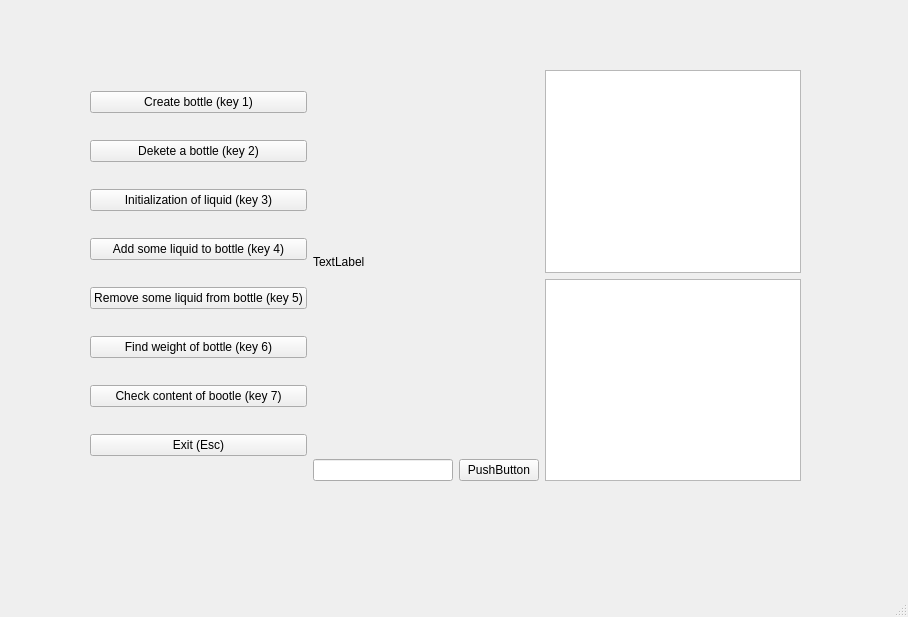
Old version of the form testqt/mainwindow.ui in the repository DroidFDV/qtTests.
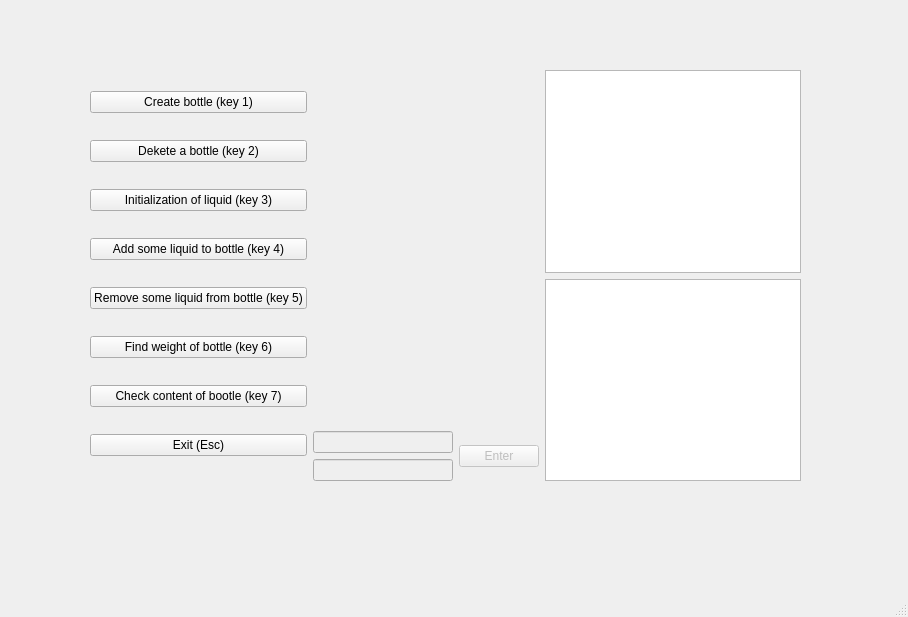
New version of the form.

```diff
--- a/testqt/mainwindow.ui
+++ b/testqt/mainwindow.ui
@@ -101,21 +101,43 @@
        <item>
         <widget class="QLabel" name="label">
          <property name="text">
-          <string>TextLabel</string>
+          <string/>
          </property>
         </widget>
        </item>
        <item>
         <layout class="QHBoxLayout" name="horizontalLayout_2">
          <item>
-          <widget class="QLineEdit" name="lineEdit"/>
+          <layout class="QVBoxLayout" name="verticalLayout_4">
+           <item>
+            <widget class="QLineEdit" name="inputLine">
+             <property name="enabled">
+              <bool>false</bool>
+             </property>
+            </widget>
+           </item>
+           <item>
+            <widget class="QLineEdit" name="inputLine2">
+             <property name="enabled">
+              <bool>false</bool>
+             </property>
+            </widget>
+           </item>
+          </layout>
          </item>
          <item>
-          <widget class="QPushButton" name="pushButton">
-           <property name="text">
-            <string>PushButton</string>
-           </property>
-          </widget>
+          <layout class="QVBoxLayout" name="verticalLayout_3">
+           <item>
+            <widget class="QPushButton" name="enterButton">
+             <property name="enabled">
+              <bool>false</bool>
+             </property>
+             <property name="text">
+              <string>Enter</string>
+             </property>
+            </widget>
+           </item>
+          </layout>
          </item>
         </layout>
        </item>
```
Left out of the diff: 2 changed lines with no effect on the pictures.
